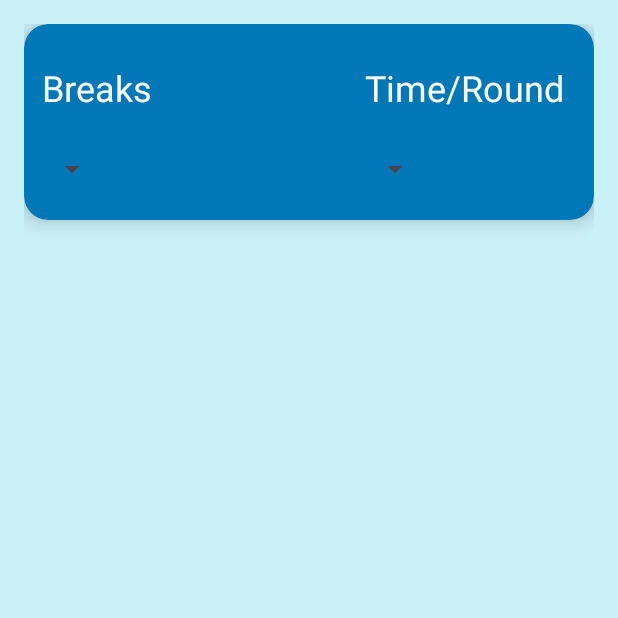
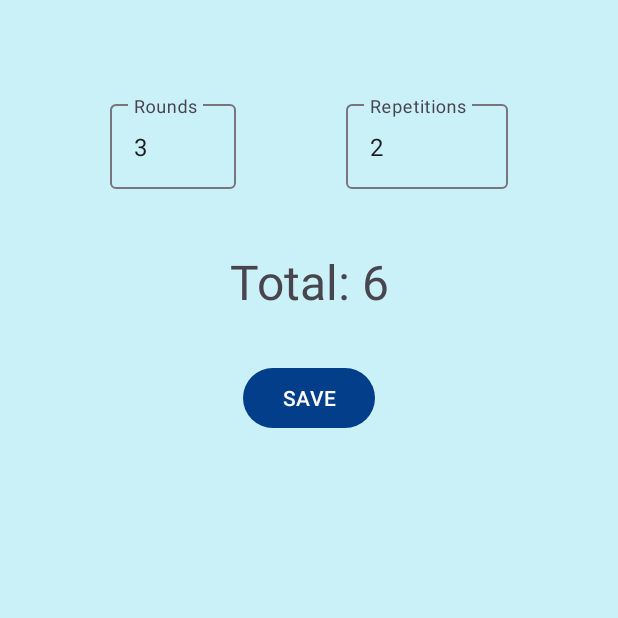
Before and after one commit to Abinash6000/Surya-Namaskar-App, an Android app: the RoundsFragment screen opened through its navigation route, on a phone screen of 412 x 824 dp, the top half of it. Run offline under Robolectric (Android 15) with nearby library versions, the phone set to English and light mode, and no system bars; 6 statements that could not run were skipped.

Commit message:
Implemented simple version of app

```diff
--- a/app/build.gradle
+++ b/app/build.gradle
@@ -50,4 +50,6 @@ dependencies {
 
     implementation 'com.airbnb.android:lottie:6.0.1'
 
+    implementation "androidx.datastore:datastore-preferences:1.0.0"
+
 }
--- /dev/null
+++ b/app/src/main/java/com/example/suryanamaskar/data.kt
@@ -0,0 +1,16 @@
+package com.example.suryanamaskar
+
+import android.content.Context
+import androidx.datastore.core.DataStore
+import androidx.datastore.preferences.core.Preferences
+import androidx.datastore.preferences.core.intPreferencesKey
+import androidx.datastore.preferences.preferencesDataStore
+
+val Context.dataStore: DataStore<Preferences> by preferencesDataStore(name = "settings")
+val roundsKey = intPreferencesKey("rounds_count")
+val repetitionsKey = intPreferencesKey("repetitions_count")
+var roundsCount: Int = 0
+var repetitionsCount: Int = 0
+
+var currRounds = roundsCount
+var currRepetitions = repetitionsCount
--- a/app/src/main/java/com/example/suryanamaskar/fragment/HomeFragment.kt
+++ b/app/src/main/java/com/example/suryanamaskar/fragment/HomeFragment.kt
@@ -5,9 +5,21 @@ import androidx.fragment.app.Fragment
 import android.view.LayoutInflater
 import android.view.View
 import android.view.ViewGroup
+import androidx.lifecycle.lifecycleScope
 import androidx.navigation.fragment.findNavController
 import com.example.suryanamaskar.R
+import com.example.suryanamaskar.currRepetitions
+import com.example.suryanamaskar.currRounds
+import com.example.suryanamaskar.dataStore
 import com.example.suryanamaskar.databinding.FragmentHomeBinding
+import com.example.suryanamaskar.repetitionsCount
+import com.example.suryanamaskar.repetitionsKey
+import com.example.suryanamaskar.roundsCount
+import com.example.suryanamaskar.roundsKey
+import kotlinx.coroutines.flow.Flow
+import kotlinx.coroutines.flow.first
+import kotlinx.coroutines.flow.map
+import kotlinx.coroutines.launch
 
 class HomeFragment : Fragment() {
     private var _binding: FragmentHomeBinding? = null
@@ -20,9 +32,14 @@ class HomeFragment : Fragment() {
         _binding = FragmentHomeBinding.inflate(inflater, container, false)
 
         binding.btnStart.setOnClickListener {
-            val navController = findNavController()
-            navController.navigate(R.id.action_homeFragment_to_startFragment)
+            findNavController().navigate(R.id.action_homeFragment_to_startFragment)
         }
+
+        binding.btnRounds.setOnClickListener {
+            findNavController().navigate(R.id.action_homeFragment_to_roundsFragment)
+        }
+
+        loadSettings()
 
         return binding.root
     }
@@ -31,4 +48,26 @@ class HomeFragment : Fragment() {
         super.onDestroyView()
         _binding = null
     }
+
+    private fun loadSettings() {
+        val roundsCountFlow: Flow<Int> = requireContext().dataStore.data
+            .map { preferences ->
+                // No type safety.
+                preferences[roundsKey] ?: 3
+            }
+
+        val repetitionsCountFlow: Flow<Int> = requireContext().dataStore.data
+            .map { preferences ->
+                preferences[repetitionsKey] ?: 2
+            }
+
+        lifecycleScope.launch {
+            roundsCount = roundsCountFlow.first()
+            repetitionsCount = repetitionsCountFlow.first()
+
+            // update current counters
+            currRounds = roundsCount
+            currRepetitions = repetitionsCount
+        }
+    }
 }
--- a/app/src/main/java/com/example/suryanamaskar/fragment/RoundsFragment.kt
+++ b/app/src/main/java/com/example/suryanamaskar/fragment/RoundsFragment.kt
@@ -1,18 +1,76 @@
 package com.example.suryanamaskar.fragment
 
+import android.content.Context
 import android.os.Bundle
+import android.util.Log
 import androidx.fragment.app.Fragment
 import android.view.LayoutInflater
 import android.view.View
 import android.view.ViewGroup
+import androidx.datastore.core.DataStore
+import androidx.datastore.preferences.core.Preferences
+import androidx.datastore.preferences.core.edit
+import androidx.datastore.preferences.core.intPreferencesKey
+import androidx.datastore.preferences.preferencesDataStore
+import androidx.lifecycle.lifecycleScope
 import com.example.suryanamaskar.R
+import com.example.suryanamaskar.currRepetitions
+import com.example.suryanamaskar.currRounds
+import com.example.suryanamaskar.dataStore
+import com.example.suryanamaskar.databinding.FragmentRoundsBinding
+import com.example.suryanamaskar.repetitionsCount
+import com.example.suryanamaskar.repetitionsKey
+import com.example.suryanamaskar.roundsCount
+import com.example.suryanamaskar.roundsKey
+import kotlinx.coroutines.MainScope
+import kotlinx.coroutines.flow.Flow
+import kotlinx.coroutines.flow.collect
+import kotlinx.coroutines.flow.first
+import kotlinx.coroutines.flow.map
+import kotlinx.coroutines.launch
+import kotlinx.coroutines.runBlocking
+import kotlin.math.round
+
+
 
 class RoundsFragment : Fragment() {
+    private var _binding: FragmentRoundsBinding? = null
+    private val binding get() = _binding!!
     override fun onCreateView(
         inflater: LayoutInflater, container: ViewGroup?,
         savedInstanceState: Bundle?
     ): View? {
-        // Inflate the layout for this fragment
-        return inflater.inflate(R.layout.fragment_rounds, container, false)
+        _binding = FragmentRoundsBinding.inflate(inflater, container, false)
+
+        binding.tvTotal.text = resources.getString(R.string.total, roundsCount!!* repetitionsCount!!)
+        binding.etRounds.setText(roundsCount.toString())
+        binding.etRepetitions.setText(repetitionsCount.toString())
+
+        // save the rounds and repetitions using data store and update the total text view
+        binding.btnSave.setOnClickListener {
+            lifecycleScope.launch {
+                saveCounts()
+            }
+        }
+
+        return binding.root
     }
+
+    private suspend fun saveCounts() {
+        context?.dataStore?.edit { settings ->
+            roundsCount = binding.etRounds.text.toString().toInt()
+            repetitionsCount = binding.etRepetitions.text.toString().toInt()
+            settings[roundsKey] = roundsCount!!
+            settings[repetitionsKey] = repetitionsCount!!
+        }
+
+        // update ui
+        val total = roundsCount!!* repetitionsCount!!
+        binding.tvTotal.text = resources.getString(R.string.total, total)
+
+        // update current counters
+        currRounds = roundsCount
+        currRepetitions = repetitionsCount
+    }
+
 }
--- a/app/src/main/java/com/example/suryanamaskar/fragment/StartFragment.kt
+++ b/app/src/main/java/com/example/suryanamaskar/fragment/StartFragment.kt
@@ -2,6 +2,7 @@ package com.example.suryanamaskar.fragment
 
 import android.os.Bundle
 import android.os.CountDownTimer
+import android.util.Log
 import androidx.fragment.app.Fragment
 import android.view.LayoutInflater
 import android.view.View
@@ -9,17 +10,17 @@ import android.view.ViewGroup
 import androidx.core.content.ContextCompat
 import androidx.navigation.fragment.findNavController
 import com.example.suryanamaskar.R
+import com.example.suryanamaskar.currRepetitions
+import com.example.suryanamaskar.currRounds
 import com.example.suryanamaskar.databinding.FragmentStartBinding
+import com.example.suryanamaskar.roundsCount
 import java.util.Locale
-
-var repetitions = 2
 
 class StartFragment : Fragment() {
     private var _binding: FragmentStartBinding? = null
     private val binding get() = _binding!!
 
     private var running = false
-    var rounds = 3
     var total = 0
     val startTimeInMillis = 3000L
     val timePerPose = startTimeInMillis/12
@@ -47,8 +48,7 @@ class StartFragment : Fragment() {
     ): View {
         // Inflate the layout for this fragment
         _binding = FragmentStartBinding.inflate(inflater, container, false)
-
-        rounds = 3
+        currRounds = roundsCount
         startTimer()
 
         binding.pauseBtn.setOnClickListener {
@@ -85,16 +85,17 @@ class StartFragment : Fragment() {
                 }
 
                 override fun onFinish() {
-                    if(--rounds != 0) {
+                    if(--currRounds > 0) {
+                        Log.d("adfasdfasdf", currRounds.toString())
                         timeLeftInMillis = startTimeInMillis
                         startCountDownTimer = null
                         running = false
                         total++
                         startTimer()
                     } else {
-                        repetitions--
+                        currRepetitions--
                         running = false
-                        if(repetitions != 0)
+                        if(currRepetitions > 0)
                             findNavController().navigate(R.id.action_startFragment_to_breakFragment)
                         else
                             findNavController().navigate(R.id.action_startFragment_to_doneFragment)
--- a/app/src/main/res/layout/fragment_rounds.xml
+++ b/app/src/main/res/layout/fragment_rounds.xml
@@ -5,91 +5,62 @@
     android:layout_width="match_parent"
     android:layout_height="match_parent"
     android:background="#CAF0F8"
-    android:padding="16dp"
+    android:paddingTop="64dp"
     tools:context=".fragment.RoundsFragment">
 
-    <androidx.cardview.widget.CardView
-        android:layout_width="match_parent"
-        android:layout_height="0dp"
-        android:layout_marginBottom="8dp"
-        android:backgroundTint="#0077B6"
-        app:cardCornerRadius="16dp"
-        app:cardElevation="8dp"
-        app:layout_constraintBottom_toBottomOf="@id/guideline2"
-        app:layout_constraintEnd_toEndOf="parent"
-        app:layout_constraintStart_toStartOf="parent"
-        app:layout_constraintTop_toTopOf="parent">
-
-        <androidx.constraintlayout.widget.ConstraintLayout
-            android:layout_width="match_parent"
-            android:layout_height="match_parent">
-
-            <TextView
-                android:id="@+id/textView"
-                android:layout_width="wrap_content"
-                android:layout_height="wrap_content"
-                android:layout_marginStart="8dp"
-                android:padding="4dp"
-                android:text="Breaks"
-                android:textSize="24sp"
-                android:textColor="@color/white"
-                app:layout_constraintBottom_toTopOf="@+id/breaksSpinner"
-                app:layout_constraintStart_toStartOf="parent"
-                app:layout_constraintTop_toTopOf="parent" />
-
-            <Spinner
-                android:id="@+id/breaksSpinner"
-                android:layout_width="wrap_content"
-                android:layout_height="wrap_content"
-                android:padding="4dp"
-                app:layout_constraintBottom_toBottomOf="parent"
-                app:layout_constraintStart_toStartOf="@+id/textView"
-                app:layout_constraintTop_toBottomOf="@+id/textView" />
-
-            <TextView
-                android:id="@+id/textView2"
-                android:layout_width="wrap_content"
-                android:layout_height="wrap_content"
-                android:layout_marginEnd="16dp"
-                android:padding="4dp"
-                android:text="Time/Round"
-                android:textSize="24sp"
-                android:textColor="@color/white"
-                app:layout_constraintBottom_toTopOf="@+id/timePerRoundSpinner"
-                app:layout_constraintEnd_toEndOf="parent"
-                app:layout_constraintTop_toTopOf="parent" />
-
-            <Spinner
-                android:id="@+id/timePerRoundSpinner"
-                android:layout_width="wrap_content"
-                android:layout_height="wrap_content"
-                android:padding="4dp"
-                app:layout_constraintBottom_toBottomOf="parent"
-                app:layout_constraintStart_toStartOf="@+id/textView2"
-                app:layout_constraintTop_toBottomOf="@+id/textView2" />
-
-        </androidx.constraintlayout.widget.ConstraintLayout>
-
-    </androidx.cardview.widget.CardView>
-
-    <androidx.constraintlayout.widget.Guideline
-        android:id="@+id/guideline2"
+    <com.google.android.material.textfield.TextInputLayout
+        android:id="@+id/tiRoundsLayout"
         android:layout_width="wrap_content"
         android:layout_height="wrap_content"
-        android:orientation="horizontal"
-        app:layout_constraintGuide_percent="0.175" />
+        app:layout_constraintStart_toStartOf="parent"
+        app:layout_constraintEnd_toStartOf="@+id/tiRepetitionsLayout"
+        app:layout_constraintTop_toTopOf="parent">
+        <EditText
+            android:id="@+id/etRounds"
+            android:layout_width="84dp"
+            android:layout_height="wrap_content"
+            android:hint="Rounds"
+            android:text="3"
+            android:inputType="number"
+            />
+    </com.google.android.material.textfield.TextInputLayout>
 
-    <androidx.recyclerview.widget.RecyclerView
-        android:layout_width="0dp"
-        android:layout_height="0dp"
-        app:layoutManager="androidx.recyclerview.widget.LinearLayoutManager"
-        tools:listitem="@layout/round_item"
-        tools:itemCount="20"
-        app:layout_constraintBottom_toBottomOf="parent"
+    <com.google.android.material.textfield.TextInputLayout
+        android:id="@+id/tiRepetitionsLayout"
+        android:layout_width="wrap_content"
+        android:layout_height="wrap_content"
+        app:layout_constraintStart_toEndOf="@+id/tiRoundsLayout"
         app:layout_constraintEnd_toEndOf="parent"
+        app:layout_constraintTop_toTopOf="parent">
+        <EditText
+            android:id="@+id/etRepetitions"
+            android:layout_width="108dp"
+            android:layout_height="wrap_content"
+            android:hint="Repetitions"
+            android:text="3"
+            android:inputType="number"
+            />
+    </com.google.android.material.textfield.TextInputLayout>
+
+    <TextView
+        android:id="@+id/tvTotal"
+        android:layout_width="wrap_content"
+        android:layout_height="wrap_content"
+        android:textSize="32sp"
+        android:layout_marginTop="40dp"
+        android:text="@string/total"
         app:layout_constraintStart_toStartOf="parent"
-        app:layout_constraintTop_toTopOf="@+id/guideline2" />
+        app:layout_constraintEnd_toEndOf="parent"
+        app:layout_constraintTop_toBottomOf="@+id/tiRoundsLayout"/>
 
-
+    <Button
+        android:id="@+id/btnSave"
+        android:layout_width="wrap_content"
+        android:layout_height="wrap_content"
+        android:layout_marginTop="32dp"
+        android:text="SAVE"
+        app:layout_constraintTop_toBottomOf="@id/tvTotal"
+        app:layout_constraintStart_toStartOf="parent"
+        app:layout_constraintEnd_toEndOf="parent"/>
 
 </androidx.constraintlayout.widget.ConstraintLayout>
--- a/app/src/main/res/values/strings.xml
+++ b/app/src/main/res/values/strings.xml
@@ -17,4 +17,5 @@
         <item>20 Sec</item>
     </string-array>
     <string name="startText">Start</string>
+    <string name="total">Total: %1$d</string>
 </resources>
```
